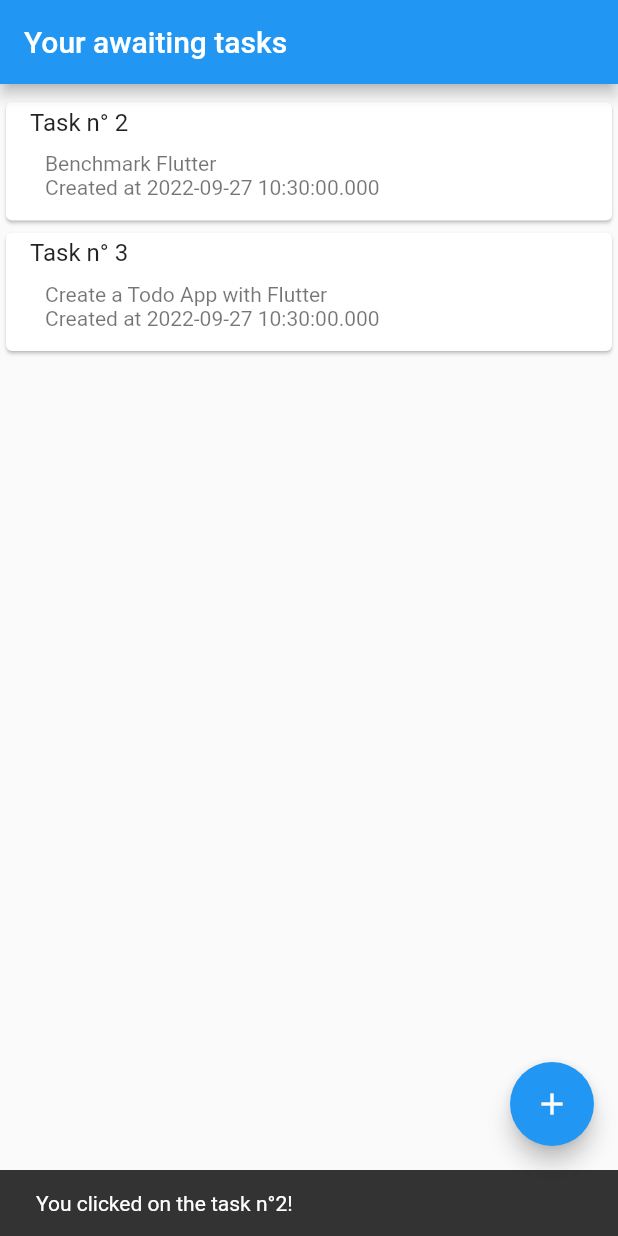
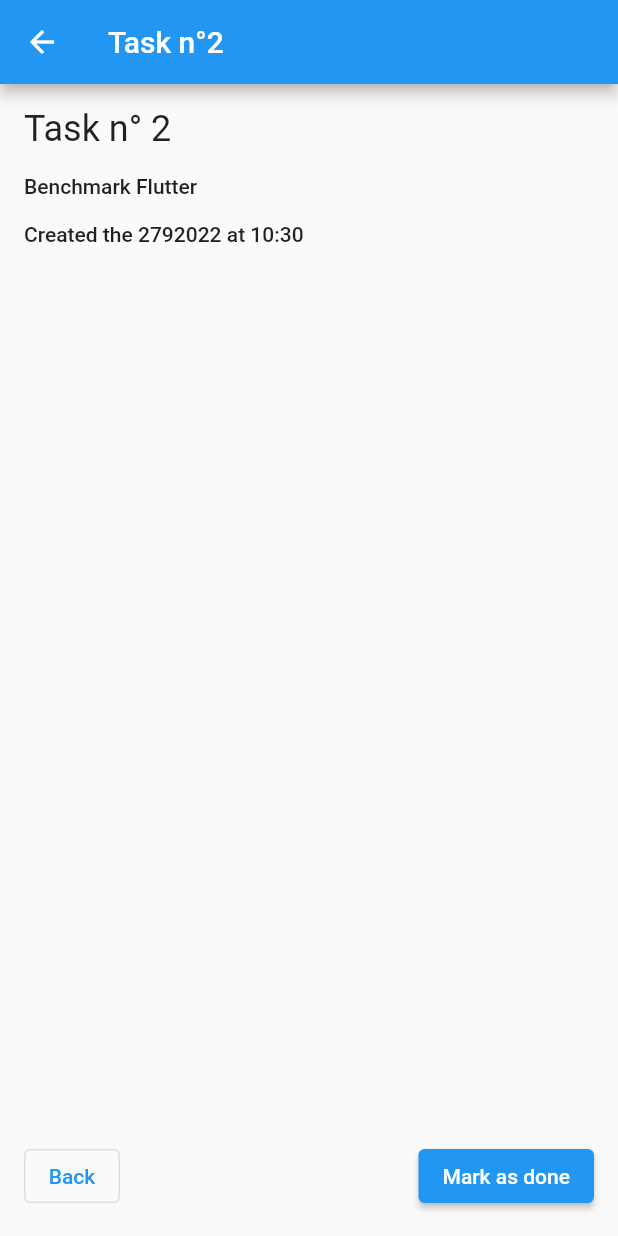
Before and after one commit to HUMAN-IT-IG2I/TodoAppFlutter, a Flutter app: the screen it shows after launch, after a tap on an icon or button, on a phone screen of 412 x 824 dp. Run offline on Flutter 3.47's test engine with Material 2 defaults, Android fonts, the phone set to English and light mode, and no system bars.

Commit message:
Adding details screen

```diff
--- a/lib/application.dart
+++ b/lib/application.dart
@@ -1,12 +1,15 @@
 import 'package:flutter/material.dart';
 import 'package:todo_app_flutter/data/in_memory_database.dart';
 import 'package:todo_app_flutter/view/screen/create/task_creation_screen.dart';
+import 'package:todo_app_flutter/view/screen/details/task_details_screen.dart';
 import 'package:todo_app_flutter/view/screen/list/task_list_screen.dart';
 
 class Application extends StatelessWidget {
   static final InMemoryDatabase database = InMemoryDatabase();
 
   static String get creationDestination => '/creation';
+
+  static String get detailsDestination => '/details';
 
   static String get listDestination => '/';
 
@@ -20,6 +23,7 @@ class Application extends StatelessWidget {
       routes: {
         listDestination: (context) => const TaskListScreen(),
         creationDestination: (context) => const TaskCreationScreen(),
+        detailsDestination: (context) => const TaskDetailsScreen(),
       },
     );
   }
--- a/lib/data/in_memory_database.dart
+++ b/lib/data/in_memory_database.dart
@@ -1,4 +1,5 @@
 import 'package:todo_app_flutter/data/model/task_entity.dart';
+import 'package:collection/collection.dart';
 
 class InMemoryDatabase {
   final List<Task> _tasks = [
@@ -41,4 +42,18 @@ class InMemoryDatabase {
     ids.sort();
     return ids.last;
   }
+
+  Task? getById(int taskId) => _tasks.singleWhereOrNull((task) => task.id == taskId);
+
+  void markAsDone(Task task) {
+    int position = _tasks.indexWhere((t) => t.id == task.id);
+    _tasks.replaceRange(position, position+1, [
+      Task(
+        task.id,
+        task.content,
+        task.creationDate,
+        false,
+      )
+    ]);
+  }
 }
--- /dev/null
+++ b/lib/utils/date_utils.dart
@@ -0,0 +1,10 @@
+import 'package:intl/intl.dart';
+
+class AppDateUtils {
+
+
+  static String extractDateFromDateTime(DateTime date) => DateFormat('dMy').format(date);
+
+  static String extractTimeFromDateTime(DateTime date) => DateFormat.Hm().format(date);
+
+}
--- /dev/null
+++ b/lib/view/screen/details/task_details_screen.dart
@@ -0,0 +1,99 @@
+import 'package:flutter/cupertino.dart';
+import 'package:flutter/material.dart';
+import 'package:todo_app_flutter/data/model/task_entity.dart';
+import 'package:todo_app_flutter/utils/date_utils.dart';
+import 'package:todo_app_flutter/view/screen/details/task_details_view_model.dart';
+
+import '../../../application.dart';
+
+class TaskDetailsScreen extends StatefulWidget {
+  const TaskDetailsScreen({Key? key}) : super(key: key);
+
+  @override
+  State<StatefulWidget> createState() => _TaskDetailsScreen();
+}
+
+class _TaskDetailsScreen extends State<TaskDetailsScreen> {
+  late TaskDetailsViewModel _viewModel;
+  late Task _task;
+
+  @override
+  Widget build(BuildContext context) {
+    final taskId = ModalRoute.of(context)!.settings.arguments as int?;
+
+    if (taskId == null || _viewModel.retrieveTask(taskId) == null) {
+      Navigator.pop(context);
+      ScaffoldMessenger.of(context).showSnackBar(
+        const SnackBar(
+          content:
+              Text("Error while trying to display this task. Please try again"),
+        ),
+      );
+    }
+    _task = _viewModel.retrieveTask(taskId!)!;
+
+    return Scaffold(
+        appBar: AppBar(title: Text('Task n°${_task.id}')),
+        body: Container(
+          padding: const EdgeInsets.all(16.0),
+          child: Column(
+            crossAxisAlignment: CrossAxisAlignment.start,
+            mainAxisSize: MainAxisSize.max,
+            mainAxisAlignment: MainAxisAlignment.spaceBetween,
+            children: [
+              Column(
+                crossAxisAlignment: CrossAxisAlignment.start,
+                children: [
+                  Text(
+                    "Task n° ${_task.id}",
+                    style: Theme.of(context).textTheme.headline5,
+                  ),
+                  const SizedBox(height: 16),
+                  Text(
+                    _task.content,
+                    style: Theme.of(context).textTheme.bodyText1,
+                  ),
+                  const SizedBox(height: 16),
+                  Text(
+                    "Created the ${AppDateUtils.extractDateFromDateTime(_task.creationDate)} at ${AppDateUtils.extractTimeFromDateTime(_task.creationDate)}",
+                    style: Theme.of(context).textTheme.bodyText1,
+                  )
+                ],
+              ),
+              Row(
+                mainAxisSize: MainAxisSize.max,
+                mainAxisAlignment: MainAxisAlignment.spaceBetween,
+                children: [
+                  OutlinedButton(
+                    onPressed: _navigateBack,
+                    child: const Text("Back"),
+                  ),
+                  ElevatedButton(
+                    onPressed: _markTaskAsDone,
+                    child: const Text("Mark as done"),
+                  ),
+                ],
+              )
+            ],
+          ),
+        ));
+  }
+
+  @override
+  void initState() {
+    super.initState();
+    _viewModel = TaskDetailsViewModel();
+  }
+
+  void _markTaskAsDone() {
+    _viewModel.markTaskAsDone();
+    _navigateBack(isMarkedAsDone: true);
+  }
+
+  void _navigateBack({bool isMarkedAsDone = false}) {
+    Navigator.of(context).pushNamed(
+      Application.listDestination,
+      arguments: isMarkedAsDone,
+    );
+  }
+}
--- /dev/null
+++ b/lib/view/screen/details/task_details_view_model.dart
@@ -0,0 +1,19 @@
+import 'package:todo_app_flutter/data/in_memory_database.dart';
+import 'package:todo_app_flutter/data/model/task_entity.dart';
+
+import '../../../application.dart';
+
+class TaskDetailsViewModel {
+  final InMemoryDatabase _database = Application.database;
+
+  Task? _task;
+
+  Task? retrieveTask(int taskId) {
+    _task = _database.getById(taskId);
+    return _task;
+  }
+
+  void markTaskAsDone() {
+    _database.markAsDone(_task!);
+  }
+}
--- a/lib/view/screen/list/task_list_screen.dart
+++ b/lib/view/screen/list/task_list_screen.dart
@@ -1,4 +1,5 @@
 import 'package:flutter/material.dart';
+import 'package:collection/collection.dart';
 import 'package:todo_app_flutter/data/model/task_entity.dart';
 import 'package:todo_app_flutter/view/screen/list/task_item.dart';
 import 'package:todo_app_flutter/view/screen/list/task_list_view_model.dart';
@@ -15,13 +16,13 @@ class TaskListScreen extends StatefulWidget {
 
 class _TaskListScreenState extends State<TaskListScreen> {
   late TaskListViewModel _viewModel;
-  final List<Task> _task = [];
+  List<Task> _tasks = [];
 
   @override
   Widget build(BuildContext context) {
-    final isTaskCreated = ModalRoute.of(context)!.settings.arguments as bool?;
+    final didTaskChange = ModalRoute.of(context)!.settings.arguments as bool?;
 
-    if (isTaskCreated != null && isTaskCreated) {
+    if (didTaskChange != null && didTaskChange) {
       _viewModel.refreshTasks();
     }
 
@@ -46,15 +47,19 @@ class _TaskListScreenState extends State<TaskListScreen> {
   void initState() {
     super.initState();
     _viewModel = TaskListViewModel();
+    _viewModel.refreshTasks();
     _viewModel.tasks.stream.listen((tasks) {
-      _task.clear();
-      _task.addAll(tasks);
+      if(!const ListEquality().equals(_tasks, tasks)){
+        setState(() {
+          _tasks = tasks;
+        });
+      }
     });
   }
 
   List<Widget> _getListData() {
     List<Widget> widgets = [];
-    for (Task task in Application.database.getTasks()) {
+    for (Task task in _tasks) {
       widgets.add(
         InkWell(
           child: Center(
@@ -79,11 +84,10 @@ class _TaskListScreenState extends State<TaskListScreen> {
   }
 
   void _navigateToDetails(Task task) {
-    ScaffoldMessenger.of(context).showSnackBar(
-      SnackBar(
-        content: Text("You clicked on the task n°${task.id}!"),
-        duration: const Duration(seconds: 5),
-      ),
+    Navigator.pushNamed(
+      context,
+      Application.detailsDestination,
+      arguments: task.id,
     );
   }
 }
--- a/pubspec.yaml
+++ b/pubspec.yaml
@@ -35,6 +35,7 @@ dependencies:
   # Use with the CupertinoIcons class for iOS style icons.
   cupertino_icons: ^1.0.2
   english_words: ^4.0.0
+  intl: ^0.17.0
 
 dev_dependencies:
   flutter_test:
```
Also changed, not shown: pubspec.lock.
